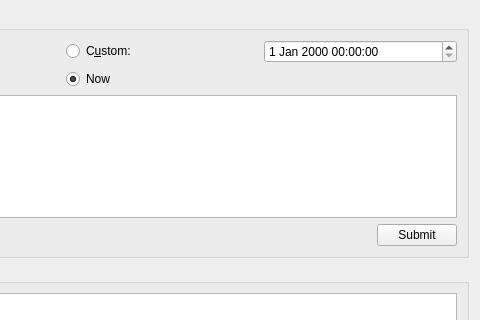
Before: the Qt Designer form cct/qtgui/tools/logbook/logbook.ui in awacha/cct, drawn with Qt 5; both pictures show x 156 to 636 and y 0 to 320 of the 636 by 440 pixel window.
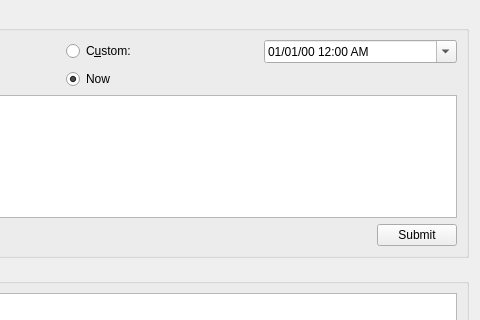
After: the same form once the commit is applied. Icons and pictures are not drawn.

Commit message: User logbook UI fixes

The edit to the form file:
```diff
--- a/cct/qtgui/tools/logbook/logbook.ui
+++ b/cct/qtgui/tools/logbook/logbook.ui
@@ -32,7 +32,14 @@
        </widget>
       </item>
       <item row="0" column="2">
-       <widget class="QDateTimeEdit" name="dateTimeEdit"/>
+       <widget class="QDateTimeEdit" name="dateTimeEdit">
+        <property name="displayFormat">
+         <string>MM/dd/yy h:mm AP</string>
+        </property>
+        <property name="calendarPopup">
+         <bool>true</bool>
+        </property>
+       </widget>
       </item>
       <item row="1" column="1">
        <widget class="QRadioButton" name="nowDateRadioButton">
```
Left out of the diff: 3 changed lines with no effect on the pictures. The commit also changes 2 other files.
